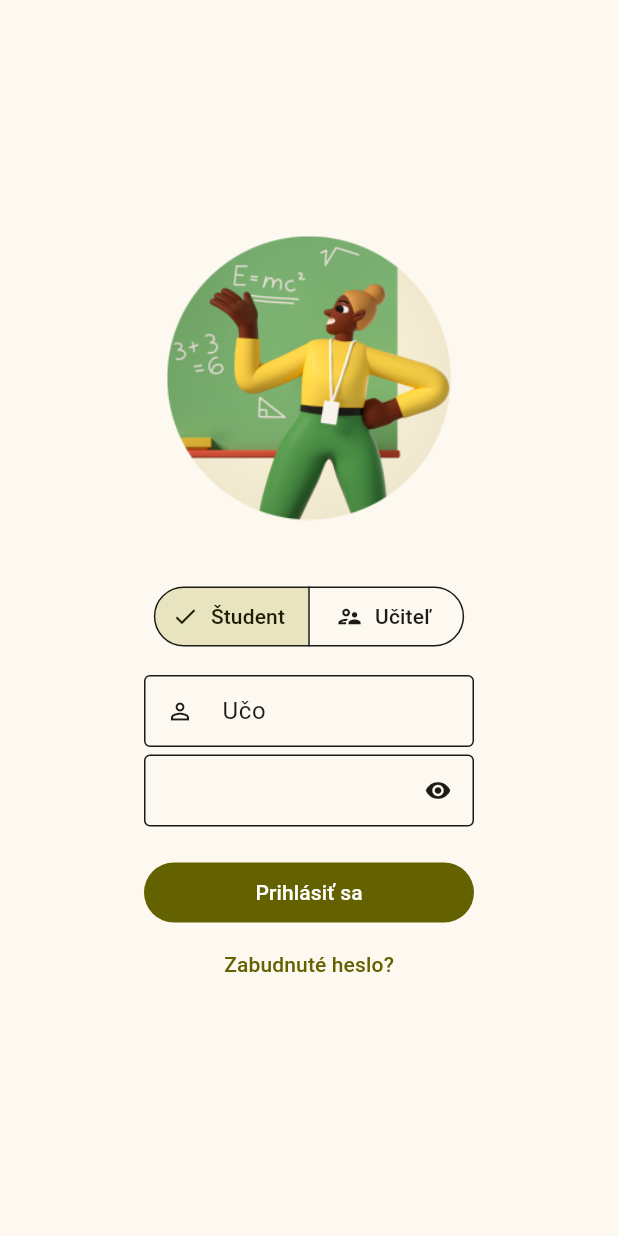
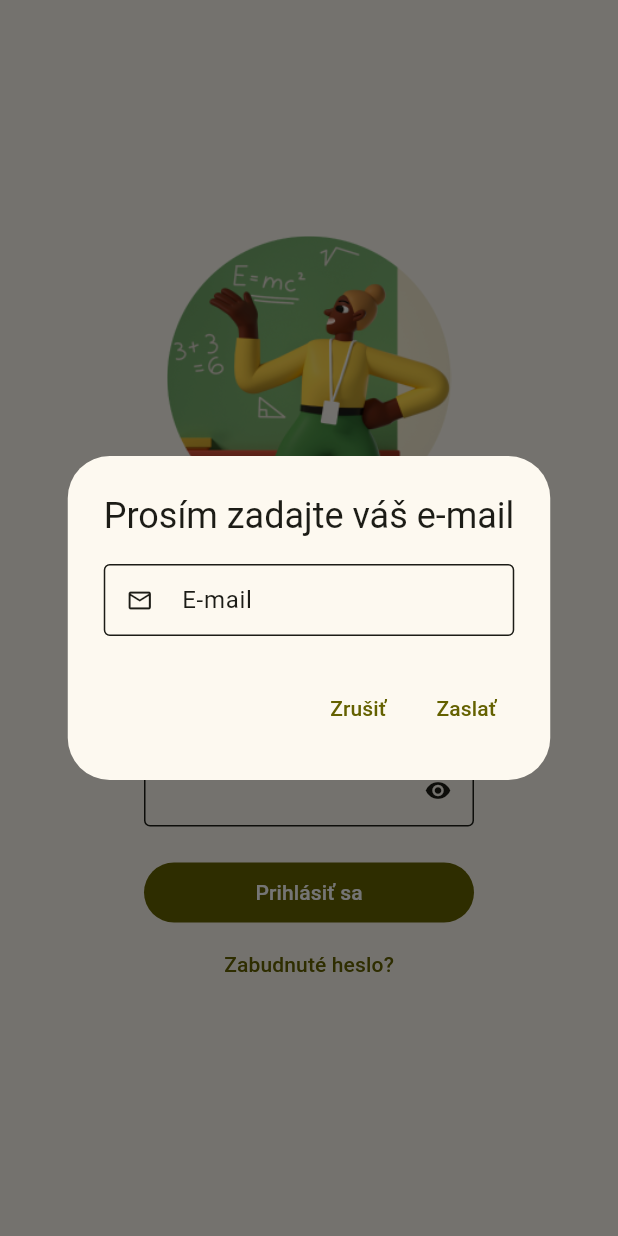
Before and after one commit to MartinPit/HomeworkApp, a Flutter app: the screen it shows after launch, after a tap on "Zabudnuté heslo?", on a phone screen of 412 x 824 dp. Run offline on Flutter 3.47's test engine with Material 2 defaults, Android fonts, the phone set to English and light mode, and no system bars; drawn by our look-alikes of dynamic_color; our stand-ins replace cloud_firestore, firebase_auth, firebase_core; accounts and stored records are empty; generated files the repository leaves out were written again.

```diff
--- a/lib/widgets/auth/login_form.dart
+++ b/lib/widgets/auth/login_form.dart
@@ -1,6 +1,5 @@
+import 'package:firebase_auth/firebase_auth.dart';
 import 'package:flutter/material.dart';
-
-import '../../models/person.dart';
 
 class LoginForm extends StatefulWidget {
   final Function(String uco, String password) handler;
@@ -35,6 +34,48 @@ class _LoginFormState extends State<LoginForm> {
     });
   }
 
+  void _resetPassword() async {
+    String email = '';
+
+    void _sendResetMail() async {
+      try {
+        await FirebaseAuth.instance.sendPasswordResetEmail(email: email);
+        Navigator.of(context).pop();
+      } on FirebaseAuthException catch (e) {
+        ScaffoldMessenger.of(context).showSnackBar(SnackBar(
+          content: Text(e.message ?? 'Nastala chyba'),
+          behavior: SnackBarBehavior.floating,
+        ));
+      }
+    }
+
+    showDialog(
+      context: context,
+      builder: (context) => AlertDialog(
+        title: Text('Prosím zadajte váš e-mail'),
+        content: TextField(
+          onChanged: (value) => email = value,
+          keyboardType: TextInputType.emailAddress,
+          decoration: const InputDecoration(
+              isDense: true,
+              border: OutlineInputBorder(),
+              label: Text('E-mail'),
+              prefixIcon: Icon(Icons.email_outlined)),
+        ),
+        actions: [
+          TextButton(
+            onPressed: () => Navigator.of(context).pop(),
+            child: const Text('Zrušiť'),
+          ),
+          TextButton(
+            onPressed: _sendResetMail,
+            child: const Text('Zaslať'),
+          ),
+        ],
+      ),
+    );
+  }
+
   @override
   Widget build(BuildContext context) {
     return Form(
@@ -53,7 +94,7 @@ class _LoginFormState extends State<LoginForm> {
                   return 'Učo je príliš dlhé';
                 }
 
-                try{
+                try {
                   int.parse(value);
                 } on FormatException {
                   return 'Učo musí byť celé číslo';
@@ -90,7 +131,9 @@ class _LoginFormState extends State<LoginForm> {
               onSaved: (value) {
                 _password = value!;
               },
-              keyboardType: !_obscureText ? TextInputType.visiblePassword : TextInputType.text,
+              keyboardType: !_obscureText
+                  ? TextInputType.visiblePassword
+                  : TextInputType.text,
               decoration: InputDecoration(
                 isDense: true,
                 border: const OutlineInputBorder(),
@@ -125,7 +168,7 @@ class _LoginFormState extends State<LoginForm> {
               child: const Text('Prihlásiť sa'),
             ),
           TextButton(
-            onPressed: () {},
+            onPressed: _resetPassword,
             child: const Text('Zabudnuté heslo?'),
           ),
         ],
```
